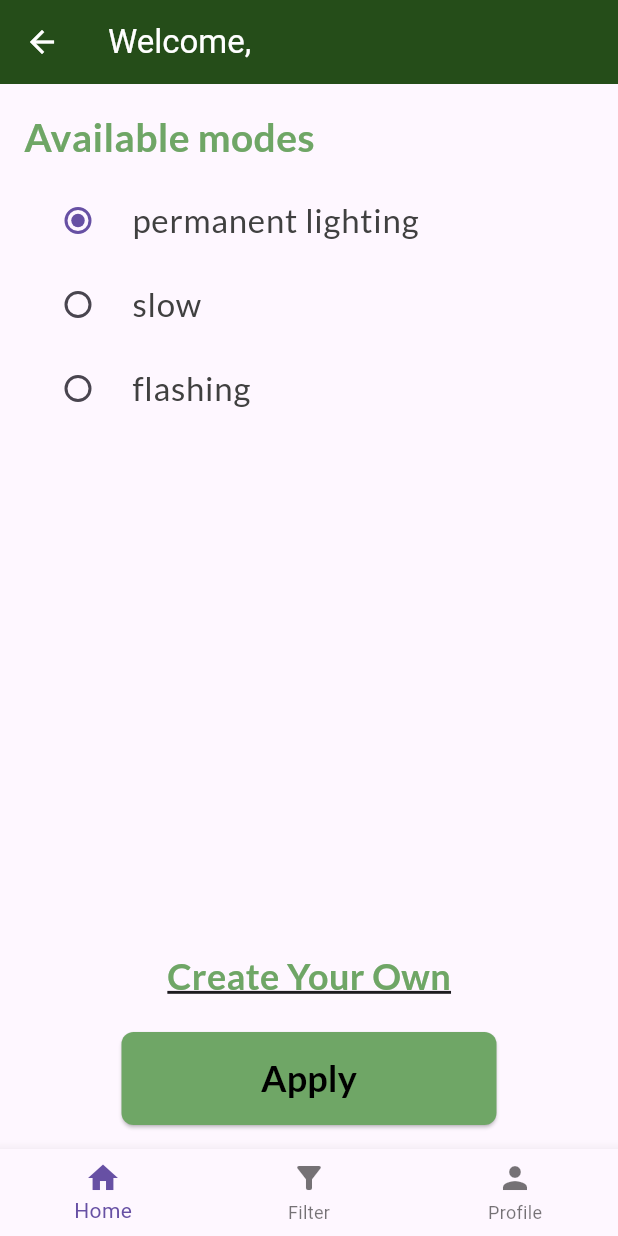
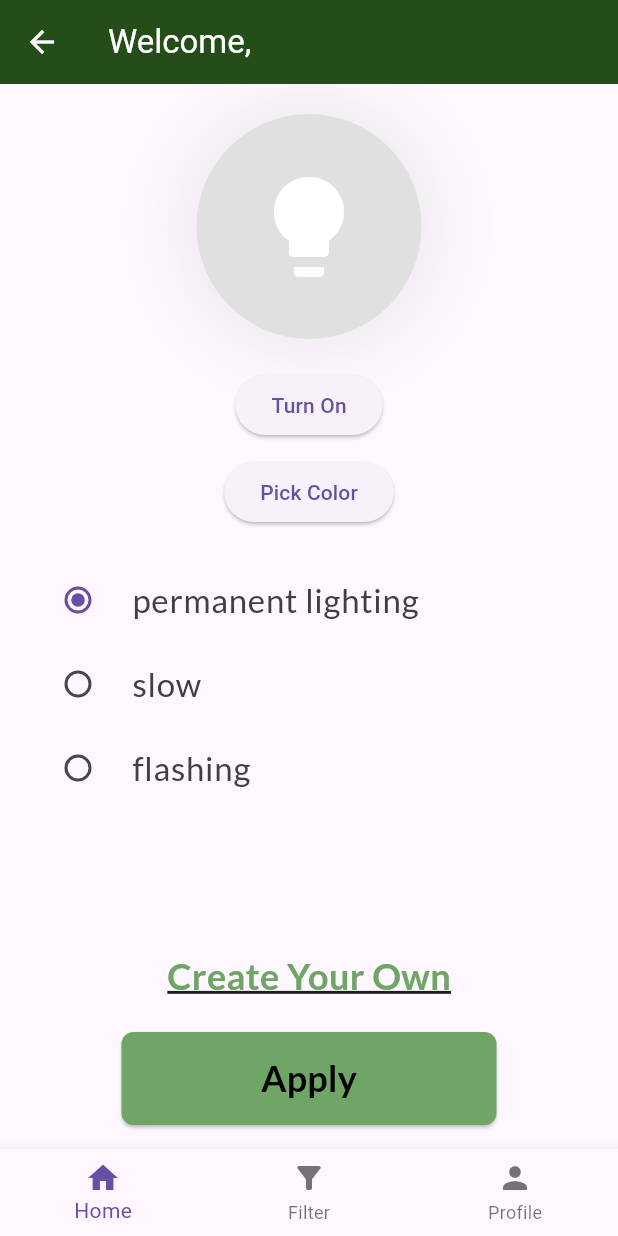
Before and after one commit to darynabushchak/flutter-labs, a Flutter app: the HomeScreen screen opened by its route, on a phone screen of 412 x 824 dp. Run offline on Flutter 3.47's test engine with Material 3 defaults, Android fonts, the phone set to English and light mode, and no system bars; our stand-ins replace connectivity_plus, flutter_colorpicker, shared_preferences; missing offline and left inert: mqtt_client; accounts and stored records are empty.

Commit message:
add fourth lab

```diff
--- a/lib/app.dart
+++ b/lib/app.dart
@@ -1,3 +1,4 @@
+import 'package:app/screens/filter_screen.dart';
 import 'package:app/screens/home_screen.dart';
 import 'package:app/screens/login_screen.dart';
 import 'package:app/screens/profile_screen.dart';
@@ -38,7 +39,7 @@ class MyApp extends StatelessWidget {
         '/login': (context) => const LoginScreen(),
         '/register': (context) => const RegisterScreen(),
         '/profile': (context) => const ProfileScreen(),
-        '/filter': (context) => const Placeholder(),
+        '/filter': (context) => const FilterScreen(),
       },
     );
   }
--- a/lib/home_components/home_content.dart
+++ b/lib/home_components/home_content.dart
@@ -1,36 +1,104 @@
 import 'package:app/home_components/home_buttons.dart';
+import 'package:app/home_components/light_bulb_widget.dart';
 import 'package:app/home_components/mode_selector.dart';
+import 'package:app/services/mqtt_services.dart';
 import 'package:flutter/material.dart';
+import 'package:flutter_colorpicker/flutter_colorpicker.dart';
 
-class HomeContent extends StatelessWidget {
+class HomeContent extends StatefulWidget {
   const HomeContent({super.key});
 
   @override
-  Widget build(BuildContext context) {
-    return const Column(
-      crossAxisAlignment: CrossAxisAlignment.stretch,
-      children: [
-        Padding(
-          padding: EdgeInsets.all(16),
-          child: Column(
-            crossAxisAlignment: CrossAxisAlignment.start,
-            children: [
-              Text(
-                'Available modes',
-                style: TextStyle(
-                  fontSize: 26,
-                  fontWeight: FontWeight.bold,
-                  fontFamily: 'Lato',
-                  color: Color(0xFF6fa666),
-                ),
-              ),
-              SizedBox(height: 10),
-              ModeSelector(),
-            ],
+  State<HomeContent> createState() => _HomeContentState();
+}
+
+class _HomeContentState extends State<HomeContent> {
+  final MqttService mqttService = MqttService();
+
+  bool isLightOn = false;
+  Color bulbColor = Colors.blue;
+
+  @override
+  void initState() {
+    super.initState();
+    mqttService.connect();
+    mqttService.messageStream.listen((message) {
+      if (message == 'on') {
+        setState(() => isLightOn = true);
+      } else if (message == 'off') {
+        setState(() => isLightOn = false);
+      } else if (message.startsWith('#') && message.length == 7) {
+        try {
+          final color =
+              Color(int.parse('FF${message.substring(1)}', radix: 16));
+          setState(() => bulbColor = color);
+        } catch (_) {
+          // ignore invalid color
+        }
+      }
+    });
+  }
+
+  @override
+  void dispose() {
+    mqttService.disconnect();
+    super.dispose();
+  }
+
+  void _toggleLight() {
+    setState(() => isLightOn = !isLightOn);
+    mqttService.publishMessage('light/status', isLightOn ? 'on' : 'off');
+  }
+
+  void _pickColor(BuildContext context) async {
+    Color picked = bulbColor;
+    await showDialog(
+      context: context,
+      builder: (context) => AlertDialog(
+        title: const Text('Select Color'),
+        content: SingleChildScrollView(
+          child: ColorPicker(
+            pickerColor: picked,
+            onColorChanged: (color) => picked = color,
           ),
         ),
-        Spacer(),
-        HomeButtons(),
+        actions: [
+          TextButton(
+            child: const Text('OK'),
+            onPressed: () => Navigator.of(context).pop(),
+          )
+        ],
+      ),
+    );
+    setState(() => bulbColor = picked);
+    final hex =
+        '#${bulbColor.value.toRadixString(16).substring(2).toUpperCase()}';
+    mqttService.publishMessage('light/color', hex);
+  }
+
+  @override
+  Widget build(BuildContext context) {
+    return Column(
+      children: [
+        const SizedBox(height: 20),
+        LightBulbWidget(color: isLightOn ? bulbColor : Colors.grey.shade300),
+        const SizedBox(height: 20),
+        ElevatedButton(
+          onPressed: _toggleLight,
+          child: Text(isLightOn ? 'Turn Off' : 'Turn On'),
+        ),
+        const SizedBox(height: 10),
+        ElevatedButton(
+          onPressed: () => _pickColor(context),
+          child: const Text('Pick Color'),
+        ),
+        const SizedBox(height: 20),
+        const Padding(
+          padding: EdgeInsets.symmetric(horizontal: 16),
+          child: ModeSelector(),
+        ),
+        const Spacer(),
+        const HomeButtons(),
       ],
     );
   }
--- /dev/null
+++ b/lib/home_components/light_bulb_widget.dart
@@ -0,0 +1,31 @@
+import 'package:flutter/material.dart';
+
+class LightBulbWidget extends StatelessWidget {
+  final Color color;
+
+  const LightBulbWidget({required this.color, super.key});
+
+  @override
+  Widget build(BuildContext context) {
+    return Container(
+      width: 150,
+      height: 150,
+      decoration: BoxDecoration(
+        shape: BoxShape.circle,
+        color: color,
+        boxShadow: [
+          BoxShadow(
+            color: color.withOpacity(0.6),
+            blurRadius: 40,
+            spreadRadius: 10,
+          ),
+        ],
+      ),
+      child: const Icon(
+        Icons.lightbulb,
+        size: 80,
+        color: Colors.white,
+      ),
+    );
+  }
+}
--- a/lib/screens/home_screen.dart
+++ b/lib/screens/home_screen.dart
@@ -1,21 +1,64 @@
+import 'dart:async';
+
 import 'package:app/components/bottom_nav_bar.dart';
 import 'package:app/home_components/home_content.dart';
 import 'package:app/state/user_provider.dart';
+import 'package:connectivity_plus/connectivity_plus.dart';
 import 'package:flutter/material.dart';
 import 'package:provider/provider.dart';
 
-class HomeScreen extends StatelessWidget {
+class HomeScreen extends StatefulWidget {
   const HomeScreen({super.key});
+
+  @override
+  State<HomeScreen> createState() => _HomeScreenState();
+}
+
+class _HomeScreenState extends State<HomeScreen> {
+  late final StreamSubscription<ConnectivityResult> _subscription;
+
+  @override
+  void initState() {
+    super.initState();
+
+    final provider = context.read<UserProvider>();
+    if (provider.offlineMode) {
+      WidgetsBinding.instance.addPostFrameCallback((_) {
+        ScaffoldMessenger.of(context).showSnackBar(
+          const SnackBar(
+            content: Text('Offline mode: limited functionality'),
+            backgroundColor: Colors.orange,
+          ),
+        );
+      });
+    }
+
+    _subscription = Connectivity().onConnectivityChanged.listen((result) {
+      if (result == ConnectivityResult.none && mounted) {
+        ScaffoldMessenger.of(context).showSnackBar(
+          const SnackBar(
+            content: Text('Connection lost'),
+            backgroundColor: Colors.red,
+          ),
+        );
+      }
+    });
+  }
+
+  @override
+  void dispose() {
+    _subscription.cancel();
+    super.dispose();
+  }
 
   @override
   Widget build(BuildContext context) {
     final user = context.watch<UserProvider>().user;
-    final greetingName =
-        (user?.name.isNotEmpty ?? false) ? user!.name : user?.email ?? 'User';
+    final name = user?.name ?? 'User';
 
     return Scaffold(
       appBar: AppBar(
-        title: Text('Welcome, $greetingName'),
+        title: Text('Welcome, $name'),
         backgroundColor: const Color(0xFF254D19),
         foregroundColor: Colors.white,
       ),
--- a/lib/state/user_provider.dart
+++ b/lib/state/user_provider.dart
@@ -1,15 +1,24 @@
 import 'package:app/models/user.dart';
 import 'package:app/repositories/local_user_repository.dart';
 import 'package:app/repositories/user_repository.dart';
+import 'package:connectivity_plus/connectivity_plus.dart';
 import 'package:flutter/material.dart';
 
 class UserProvider extends ChangeNotifier {
   final UserRepository _repository = LocalUserRepository();
   User? _user;
+  bool _offlineMode = false;
 
   User? get user => _user;
 
+  bool get offlineMode => _offlineMode;
+
   Future<void> init() async {
+    final connectivityResult = await Connectivity().checkConnectivity();
+    if (connectivityResult == ConnectivityResult.none) {
+      _offlineMode = true;
+    }
+
     _user = await _repository.getUser();
     notifyListeners();
   }
@@ -32,6 +41,7 @@ class UserProvider extends ChangeNotifier {
   Future<void> logout() async {
     await _repository.logout();
     _user = null;
+    _offlineMode = false;
     notifyListeners();
   }
 }
--- a/pubspec.yaml
+++ b/pubspec.yaml
@@ -11,6 +11,9 @@ dependencies:
     sdk: flutter
   shared_preferences: ^2.3.3
   provider: ^6.0.5
+  connectivity_plus: ^4.0.1
+  mqtt_client: ^10.2.0
+  flutter_colorpicker: ^1.0.3
 
 
 dev_dependencies:
```
Also changed, not shown: lib/login_components/login_form.dart (+13 -1 lines), lib/profile_components/profile_buttons.dart (+27 -6 lines), lib/screens/filter_screen.dart (added, +46 -0 lines), lib/services/connectivity_service.dart (added, +8 -0 lines), lib/services/mqtt_services.dart (added, +57 -0 lines), pubspec.lock.
